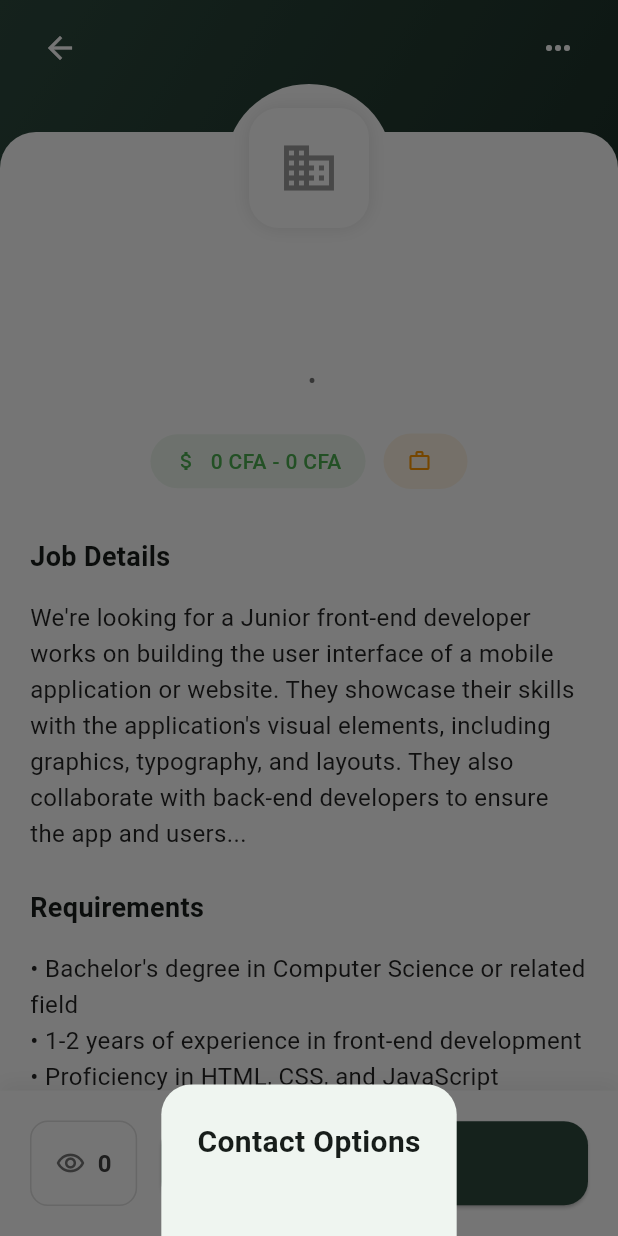
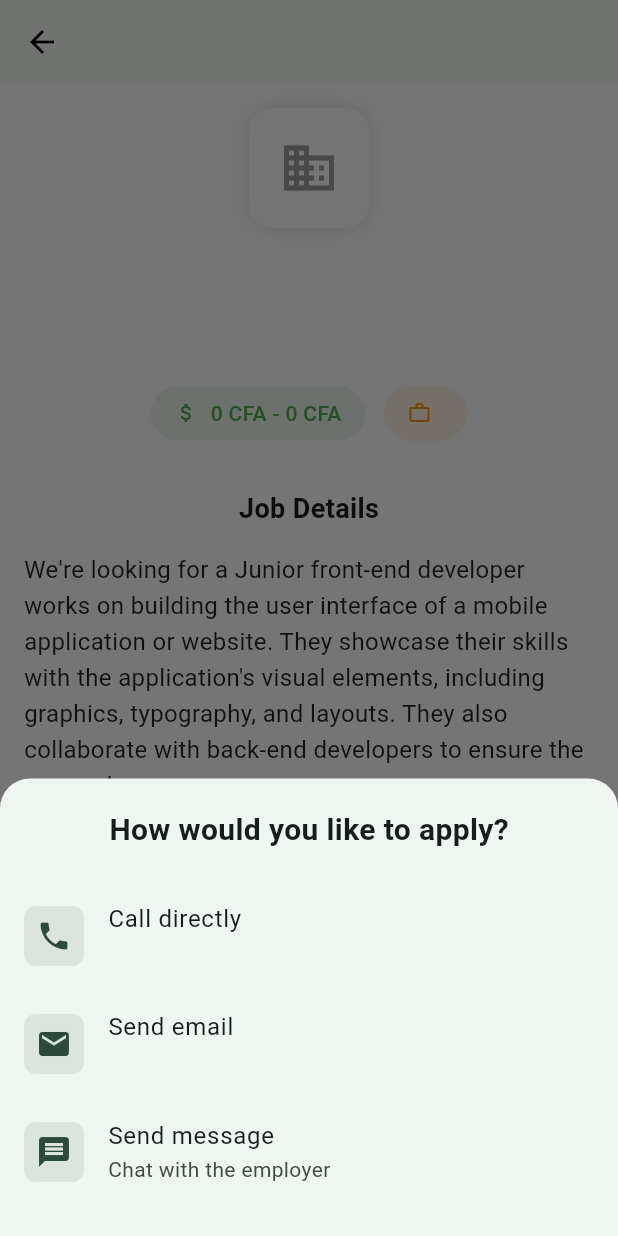
Before and after one commit to realJema/afrijobs, a Flutter app: the JobDetailsScreen screen opened directly with empty values, after a tap on "Apply Now", on a phone screen of 412 x 824 dp. Run offline on Flutter 3.47's test engine with Material 3 defaults, Android fonts, the phone set to English and light mode, and no system bars; our stand-ins replace font_awesome_flutter, image_picker, shimmer, supabase_flutter, timeago; missing offline and left inert: postgrest; accounts and stored records are empty; network calls fail.

Commit message:
minor updates

```diff
--- a/lib/main.dart
+++ b/lib/main.dart
@@ -3,6 +3,7 @@
 import 'package:supabase_flutter/supabase_flutter.dart';
 import 'providers/filter_provider.dart';
 import 'providers/profile_provider.dart';
+import 'providers/job_provider.dart';
 import 'screens/splash_screen.dart';
 import 'screens/signin_screen.dart';
 import 'screens/signup_screen.dart';
@@ -35,6 +36,7 @@
   runApp(
     MultiProvider(
       providers: [
+        ChangeNotifierProvider(create: (_) => JobProvider()),
         ChangeNotifierProvider<FilterProvider>.value(value: filterProvider),
         ChangeNotifierProvider<ProfileProvider>.value(value: profileProvider),
       ],
--- /dev/null
+++ b/lib/providers/job_provider.dart
@@ -0,0 +1,29 @@
+import 'package:flutter/foundation.dart';
+import 'package:supabase_flutter/supabase_flutter.dart';
+
+class JobProvider extends ChangeNotifier {
+  final _supabase = Supabase.instance.client;
+
+  Future<Map<String, dynamic>> applyForJob(String jobId, String applicationType) async {
+    try {
+      final response = await _supabase
+          .rpc('apply_for_job', params: {
+            'p_job_id': jobId,
+            'p_user_id': _supabase.auth.currentUser!.id,
+            'p_application_type': applicationType,
+          });
+
+      if (response != null) {
+        notifyListeners(); // Notify listeners to update UI with new applicants count
+      }
+
+      return response as Map<String, dynamic>;
+    } catch (e) {
+      print('Error applying for job: $e');
+      return {
+        'success': false,
+        'message': 'Failed to apply for job. Please try again later.',
+      };
+    }
+  }
+}
--- a/lib/screens/job_details_screen.dart
+++ b/lib/screens/job_details_screen.dart
@@ -1,86 +1,65 @@
 import 'package:flutter/material.dart';
 import 'package:font_awesome_flutter/font_awesome_flutter.dart';
 import 'package:url_launcher/url_launcher.dart';
+import 'package:provider/provider.dart';
 import '../models/job.dart';
+import '../providers/job_provider.dart';
 import '../utils/currency_formatter.dart';
 
-class JobDetailsScreen extends StatelessWidget {
+class JobDetailsScreen extends StatefulWidget {
   final Job job;
 
-  const JobDetailsScreen({super.key, required this.job});
+  const JobDetailsScreen({
+    Key? key,
+    required this.job,
+  }) : super(key: key);
+
+  @override
+  State<JobDetailsScreen> createState() => _JobDetailsScreenState();
+}
+
+class _JobDetailsScreenState extends State<JobDetailsScreen> {
+  Job get job => widget.job;
 
   @override
   Widget build(BuildContext context) {
+    debugPrint('Building JobDetailsScreen for job: ${job.id}');
+    debugPrint('Job avatar URL: ${job.avatarUrl}');
+    debugPrint('Job company logo: ${job.logo}');
+
     return Scaffold(
-      body: Stack(
+      appBar: AppBar(
+        title: Text(job.title),
+        elevation: 0,
+        backgroundColor: Colors.transparent,
+        foregroundColor: Colors.black,
+      ),
+      body: SingleChildScrollView(
+        child: Column(
+          crossAxisAlignment: CrossAxisAlignment.start,
           children: [
-          // Background with green gradient
             Container(
-            height: MediaQuery.of(context).size.height * 0.3,
-            decoration: const BoxDecoration(
-              gradient: LinearGradient(
-                begin: Alignment.topLeft,
-                end: Alignment.bottomRight,
-                colors: [Color(0xFF2D4A3E), Color(0xFF1A2E26)],
-              ),
-            ),
-          ),
-
-          // Content
-          SafeArea(
-            child: Column(
-              children: [
-                // App Bar
-                Padding(
-                  padding: const EdgeInsets.symmetric(horizontal: 16, vertical: 8),
-                  child: Row(
-                    mainAxisAlignment: MainAxisAlignment.spaceBetween,
-                    children: [
-                      IconButton(
-                        icon: const Icon(Icons.arrow_back, color: Colors.white),
-                        onPressed: () => Navigator.pop(context),
-                      ),
-                      Text(
-                        job.company ?? 'Unknown Company',
-                        style: const TextStyle(
+              width: double.infinity,
+              padding: const EdgeInsets.all(16),
+              decoration: BoxDecoration(
                 color: Colors.white,
-                          fontSize: 16,
-                          fontWeight: FontWeight.w500,
-                        ),
-                      ),
-                      IconButton(
-                        icon: const Icon(Icons.more_horiz, color: Colors.white),
-                        onPressed: () {},
+                boxShadow: [
+                  BoxShadow(
+                    color: Colors.black.withOpacity(0.05),
+                    blurRadius: 10,
+                    offset: const Offset(0, 2),
                   ),
                 ],
               ),
-                ),
-
-                // Main Content
-                Expanded(
-                  child: Container(
-                    margin: const EdgeInsets.only(top: 24),
-                    decoration: const BoxDecoration(
-                      color: Colors.white,
-                      borderRadius: BorderRadius.vertical(top: Radius.circular(24)),
-                    ),
               child: Column(
                 children: [
-                        // Company Logo
-                        Transform.translate(
-                          offset: const Offset(0, -32),
-                          child: Container(
-                            padding: const EdgeInsets.all(16),
-                            decoration: const BoxDecoration(
-                              color: Colors.white,
-                              shape: BoxShape.circle,
-                            ),
-                            child: Container(
+                  // Company Logo or Profile Image
+                  Container(
                     width: 80,
                     height: 80,
                     decoration: BoxDecoration(
                       color: Colors.white,
-                                borderRadius: BorderRadius.circular(20),
+                      borderRadius: BorderRadius.circular(16),
                       boxShadow: [
                         BoxShadow(
                           color: Colors.black.withOpacity(0.1),
@@ -88,29 +67,40 @@
                         ),
                       ],
                     ),
-                              child: job.logo != null && job.logo!.isNotEmpty
-                                  ? ClipRRect(
-                                      borderRadius: BorderRadius.circular(20),
-                                      child: Image.network(
+                    child: ClipRRect(
+                      borderRadius: BorderRadius.circular(16),
+                      child: job.avatarUrl != null
+                          ? Image.network(
+                              job.avatarUrl!,
+                              fit: BoxFit.cover,
+                              errorBuilder: (context, error, stackTrace) {
+                                debugPrint('Error loading avatar: $error');
+                                debugPrint('Stacktrace: $stackTrace');
+                                return job.logo != null && job.logo!.isNotEmpty
+                                    ? Image.network(
                                         job.logo!,
                                         fit: BoxFit.cover,
                                         errorBuilder: (context, error, stackTrace) {
+                                          debugPrint('Error loading logo: $error');
                                           return const Icon(Icons.business, size: 40, color: Colors.grey);
                                         },
-                                      ),
                                       )
-                                  : const Icon(Icons.business, size: 40, color: Colors.grey),
+                                    : const Icon(Icons.business, size: 40, color: Colors.grey);
+                              },
+                            )
+                          : (job.logo != null && job.logo!.isNotEmpty
+                              ? Image.network(
+                                  job.logo!,
+                                  fit: BoxFit.cover,
+                                  errorBuilder: (context, error, stackTrace) {
+                                    debugPrint('Error loading logo: $error');
+                                    return const Icon(Icons.business, size: 40, color: Colors.grey);
+                                  },
+                                )
+                              : const Icon(Icons.business, size: 40, color: Colors.grey)),
                     ),
                   ),
-                        ),
-
-                        // Job Info
-                        Expanded(
-                          child: SingleChildScrollView(
-                            padding: const EdgeInsets.fromLTRB(20, 0, 20, 20),
-                            child: Column(
-                              crossAxisAlignment: CrossAxisAlignment.stretch,
-                              children: [
+                  const SizedBox(height: 16),
                   Text(
                     job.title,
                     style: const TextStyle(
@@ -121,7 +111,7 @@
                   ),
                   const SizedBox(height: 8),
                   Text(
-                                  '${job.company ?? 'Unknown Company'} • ${job.location}',
+                    job.company ?? job.userFullName ?? 'Anonymous',
                     style: TextStyle(
                       fontSize: 16,
                       color: Colors.grey[600],
@@ -247,15 +237,8 @@
                 ],
               ),
             ),
-                        ),
           ],
         ),
-                  ),
-                ),
-              ],
-            ),
-          ),
-        ],
       ),
       bottomNavigationBar: Container(
         padding: const EdgeInsets.all(20),
@@ -295,7 +278,7 @@
             const SizedBox(width: 16),
             Expanded(
               child: ElevatedButton(
-                onPressed: () => _showContactOptions(context),
+                onPressed: () => _showApplyOptions(context),
                 style: ElevatedButton.styleFrom(
                   backgroundColor: const Color(0xFF2D4A3E),
                   minimumSize: const Size(double.infinity, 56),
@@ -314,6 +297,149 @@
               ),
             ),
           ],
+        ),
+      ),
+    );
+  }
+
+  void _showApplyOptions(BuildContext context) {
+    showModalBottomSheet(
+      context: context,
+      shape: const RoundedRectangleBorder(
+        borderRadius: BorderRadius.vertical(top: Radius.circular(20)),
+      ),
+      builder: (context) => SafeArea(
+        child: Padding(
+          padding: const EdgeInsets.symmetric(vertical: 20),
+          child: Column(
+            mainAxisSize: MainAxisSize.min,
+            children: [
+              const Text(
+                'How would you like to apply?',
+                style: TextStyle(
+                  fontSize: 20,
+                  fontWeight: FontWeight.bold,
+                ),
+              ),
+              const SizedBox(height: 20),
+              ListTile(
+                leading: Container(
+                  padding: const EdgeInsets.all(8),
+                  decoration: BoxDecoration(
+                    color: Theme.of(context).primaryColor.withOpacity(0.1),
+                    borderRadius: BorderRadius.circular(8),
+                  ),
+                  child: Icon(
+                    Icons.phone,
+                    color: Theme.of(context).primaryColor,
+                  ),
+                ),
+                title: const Text('Call directly'),
+                subtitle: Text(job.contactPhone ?? 'No phone number available'),
+                enabled: job.contactPhone != null,
+                onTap: () async {
+                  Navigator.pop(context);
+                  if (job.contactPhone != null) {
+                    debugPrint('Applying for job ${job.id} via phone');
+                    final result = await context.read<JobProvider>().applyForJob(job.id, 'phone');
+                    debugPrint('Application result: $result');
+                    if (mounted && !result['already_applied']) {
+                      ScaffoldMessenger.of(context).showSnackBar(
+                        SnackBar(
+                          content: Text(result['message']),
+                          backgroundColor: result['success'] ? Colors.green : Colors.red,
+                        ),
+                      );
+                    }
+                    if (result['success']) {
+                      final url = 'tel:${job.contactPhone}';
+                      debugPrint('Launching phone URL: $url');
+                      if (await canLaunchUrl(Uri.parse(url))) {
+                        await launchUrl(Uri.parse(url));
+                      } else {
+                        debugPrint('Could not launch phone URL');
+                      }
+                    }
+                  }
+                },
+              ),
+              ListTile(
+                leading: Container(
+                  padding: const EdgeInsets.all(8),
+                  decoration: BoxDecoration(
+                    color: Theme.of(context).primaryColor.withOpacity(0.1),
+                    borderRadius: BorderRadius.circular(8),
+                  ),
+                  child: Icon(
+                    Icons.email,
+                    color: Theme.of(context).primaryColor,
+                  ),
+                ),
+                title: const Text('Send email'),
+                subtitle: Text(job.contactEmail ?? 'No email available'),
+                enabled: job.contactEmail != null,
+                onTap: () async {
+                  Navigator.pop(context);
+                  if (job.contactEmail != null) {
+                    debugPrint('Applying for job ${job.id} via email');
+                    final result = await context.read<JobProvider>().applyForJob(job.id, 'email');
+                    debugPrint('Application result: $result');
+                    if (mounted && !result['already_applied']) {
+                      ScaffoldMessenger.of(context).showSnackBar(
+                        SnackBar(
+                          content: Text(result['message']),
+                          backgroundColor: result['success'] ? Colors.green : Colors.red,
+                        ),
+                      );
+                    }
+                    if (result['success']) {
+                      final url = 'mailto:${job.contactEmail}?subject=Application for ${job.title}';
+                      debugPrint('Launching email URL: $url');
+                      if (await canLaunchUrl(Uri.parse(url))) {
+                        await launchUrl(Uri.parse(url));
+                      } else {
+                        debugPrint('Could not launch email URL');
+                      }
+                    }
+                  }
+                },
+              ),
+              ListTile(
+                leading: Container(
+                  padding: const EdgeInsets.all(8),
+                  decoration: BoxDecoration(
+                    color: Theme.of(context).primaryColor.withOpacity(0.1),
+                    borderRadius: BorderRadius.circular(8),
+                  ),
+                  child: Icon(
+                    Icons.message,
+                    color: Theme.of(context).primaryColor,
+                  ),
+                ),
+                title: const Text('Send message'),
+                subtitle: const Text('Chat with the employer'),
+                onTap: () async {
+                  Navigator.pop(context);
+                  debugPrint('Applying for job ${job.id} via chat');
+                  final result = await context.read<JobProvider>().applyForJob(job.id, 'chat');
+                  debugPrint('Application result: $result');
+                  if (mounted && !result['already_applied']) {
+                    ScaffoldMessenger.of(context).showSnackBar(
+                      SnackBar(
+                        content: Text(result['message']),
+                        backgroundColor: result['success'] ? Colors.green : Colors.red,
+                      ),
+                    );
+                  }
+                  if (result['success']) {
+                    debugPrint('Chat application successful, would navigate to chat screen');
+                    // TODO: Navigate to chat screen
+                    // Navigator.pushNamed(context, '/chat', arguments: job.userId);
+                  }
+                },
+              ),
+            ],
+          ),
         ),
       ),
     );
```
Also changed, not shown: lib/services/job_service.dart (+19 -0 lines), 2 other files. Lines whose indentation alone changed are shown as unchanged.
